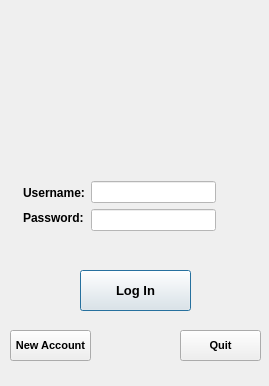
Above: dialog.ui from sreecodeslayer/RDBMS-Mini-Project before the change. Below: the same form after it.
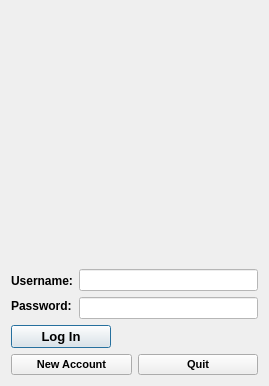
That is the form after the change. Icons and pictures are not drawn.

Diff of the .ui file:
```diff
--- a/dialog.ui
+++ b/dialog.ui
@@ -38,87 +38,23 @@
   <property name="styleSheet">
    <string notr="true"/>
   </property>
-  <widget class="QPushButton" name="LogInButton">
-   <property name="geometry">
-    <rect>
-     <x>80</x>
-     <y>270</y>
-     <width>111</width>
-     <height>41</height>
-    </rect>
-   </property>
-   <property name="font">
-    <font>
-     <pointsize>10</pointsize>
-     <weight>75</weight>
-     <bold>true</bold>
-    </font>
-   </property>
-   <property name="styleSheet">
-    <string notr="true"/>
-   </property>
+  <layout class="QVBoxLayout" name="verticalLayout_4">
+   <item>
+    <layout class="QVBoxLayout" name="verticalLayout_3">
+     <item>
+      <widget class="QLabel" name="label_3">
    <property name="text">
-    <string>Log In</string>
-   </property>
-   <property name="autoDefault">
-    <bool>false</bool>
-   </property>
-   <property name="default">
-    <bool>true</bool>
-   </property>
-  </widget>
-  <widget class="QPushButton" name="NewAccountButton">
-   <property name="enabled">
-    <bool>true</bool>
-   </property>
-   <property name="geometry">
-    <rect>
-     <x>10</x>
-     <y>330</y>
-     <width>81</width>
-     <height>31</height>
-    </rect>
-   </property>
-   <property name="font">
-    <font>
-     <pointsize>8</pointsize>
-     <weight>75</weight>
-     <bold>true</bold>
-    </font>
-   </property>
-   <property name="text">
-    <string>New Account</string>
-   </property>
-  </widget>
-  <widget class="QPushButton" name="QuitButton">
-   <property name="geometry">
-    <rect>
-     <x>180</x>
-     <y>330</y>
-     <width>81</width>
-     <height>31</height>
-    </rect>
-   </property>
-   <property name="font">
-    <font>
-     <pointsize>8</pointsize>
-     <weight>75</weight>
-     <bold>true</bold>
-    </font>
-   </property>
-   <property name="text">
-    <string>Quit</string>
-   </property>
-  </widget>
-  <widget class="QWidget" name="layoutWidget">
-   <property name="geometry">
-    <rect>
-     <x>12</x>
-     <y>170</y>
-     <width>241</width>
-     <height>61</height>
-    </rect>
-   </property>
+        <string/>
+       </property>
+       <property name="pixmap">
+        <pixmap resource="Resources/Bg-Images/UI-images.qrc">:/new/prefix1/key.png</pixmap>
+       </property>
+       <property name="alignment">
+        <set>Qt::AlignCenter</set>
+       </property>
+      </widget>
+     </item>
+     <item>
    <layout class="QHBoxLayout" name="horizontalLayout">
     <property name="sizeConstraint">
      <enum>QLayout::SetFixedSize</enum>
@@ -214,23 +150,80 @@
      </layout>
     </item>
    </layout>
-  </widget>
-  <widget class="QLabel" name="label_3">
-   <property name="geometry">
-    <rect>
-     <x>70</x>
-     <y>20</y>
-     <width>141</width>
-     <height>141</height>
-    </rect>
-   </property>
+     </item>
+     <item>
+      <widget class="QPushButton" name="LogInButton">
+       <property name="sizePolicy">
+        <sizepolicy hsizetype="Expanding" vsizetype="Fixed">
+         <horstretch>0</horstretch>
+         <verstretch>0</verstretch>
+        </sizepolicy>
+       </property>
+       <property name="maximumSize">
+        <size>
+         <width>100</width>
+         <height>16777215</height>
+        </size>
+       </property>
+       <property name="font">
+        <font>
+         <pointsize>10</pointsize>
+         <weight>75</weight>
+         <bold>true</bold>
+        </font>
+       </property>
+       <property name="styleSheet">
+        <string notr="true"/>
+       </property>
+       <property name="text">
+        <string>Log In</string>
+       </property>
+       <property name="autoDefault">
+        <bool>false</bool>
+       </property>
+       <property name="default">
+        <bool>true</bool>
+       </property>
+      </widget>
+     </item>
+     <item>
+      <layout class="QHBoxLayout" name="horizontalLayout_2">
+       <item>
+        <widget class="QPushButton" name="NewAccountButton">
+         <property name="enabled">
+          <bool>true</bool>
+         </property>
+         <property name="font">
+          <font>
+           <pointsize>8</pointsize>
+           <weight>75</weight>
+           <bold>true</bold>
+          </font>
+         </property>
    <property name="text">
-    <string/>
-   </property>
-   <property name="pixmap">
-    <pixmap resource="Resources/Bg-Images/UI-images.qrc">:/new/prefix1/key.png</pixmap>
-   </property>
-  </widget>
+          <string>New Account</string>
+         </property>
+        </widget>
+       </item>
+       <item>
+        <widget class="QPushButton" name="QuitButton">
+         <property name="font">
+          <font>
+           <pointsize>8</pointsize>
+           <weight>75</weight>
+           <bold>true</bold>
+          </font>
+         </property>
+         <property name="text">
+          <string>Quit</string>
+         </property>
+        </widget>
+       </item>
+      </layout>
+     </item>
+    </layout>
+   </item>
+  </layout>
  </widget>
  <layoutdefault spacing="6" margin="11"/>
  <resources>
```
Lines whose indentation alone changed are shown as unchanged.
